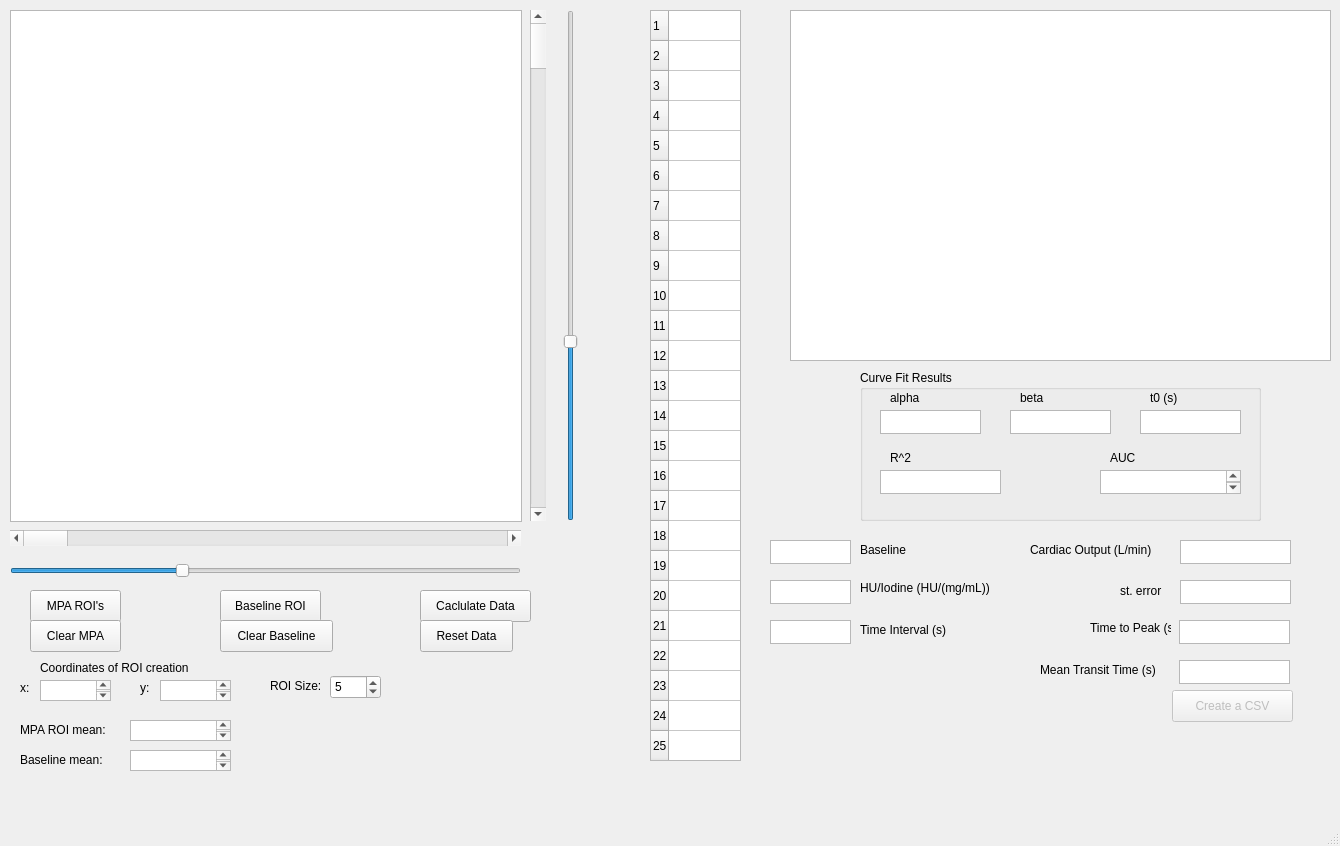
Before: the Qt Designer form CTCOGUI.ui in ogdenk/CTCO, drawn with Qt 5.
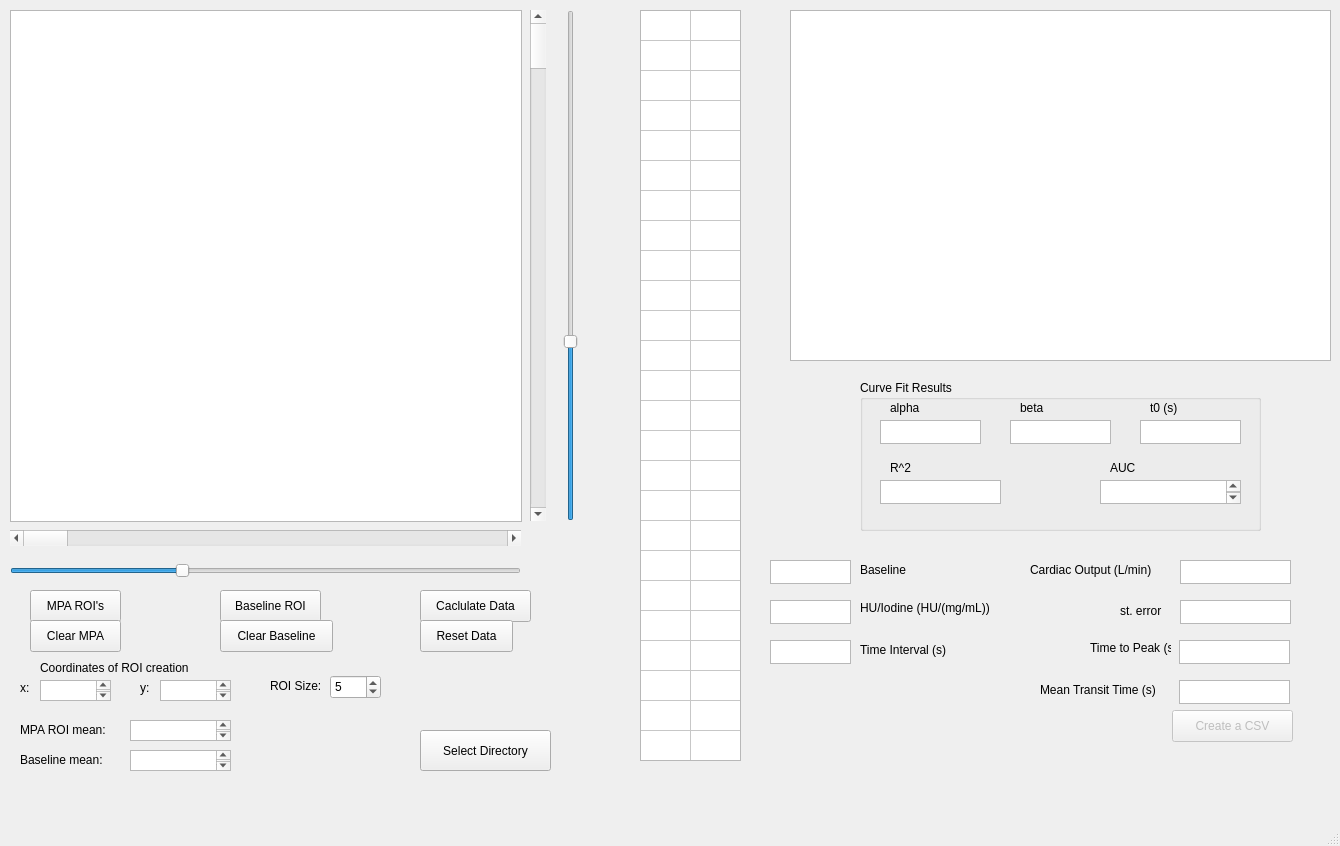
After: the same form once the commit is applied. Custom widgets are drawn as their Qt base class.

Commit message: ROI pens changed to dotted lines, added column to data table to show times.

```diff
--- a/CTCOGUI.ui
+++ b/CTCOGUI.ui
@@ -250,7 +250,7 @@
     <property name="geometry">
      <rect>
       <x>1090</x>
-      <y>620</y>
+      <y>640</y>
       <width>81</width>
       <height>16</height>
      </rect>
@@ -263,7 +263,7 @@
     <property name="geometry">
      <rect>
       <x>1179</x>
-      <y>620</y>
+      <y>640</y>
       <width>111</width>
       <height>24</height>
      </rect>
@@ -282,7 +282,7 @@
     <property name="geometry">
      <rect>
       <x>1179</x>
-      <y>660</y>
+      <y>680</y>
       <width>111</width>
       <height>24</height>
      </rect>
@@ -301,7 +301,7 @@
     <property name="geometry">
      <rect>
       <x>1120</x>
-      <y>580</y>
+      <y>600</y>
       <width>51</width>
       <height>21</height>
      </rect>
@@ -314,7 +314,7 @@
     <property name="geometry">
      <rect>
       <x>1180</x>
-      <y>580</y>
+      <y>600</y>
       <width>111</width>
       <height>24</height>
      </rect>
@@ -333,7 +333,7 @@
     <property name="geometry">
      <rect>
       <x>1040</x>
-      <y>660</y>
+      <y>680</y>
       <width>131</width>
       <height>20</height>
      </rect>
@@ -346,7 +346,7 @@
     <property name="geometry">
      <rect>
       <x>1180</x>
-      <y>540</y>
+      <y>560</y>
       <width>111</width>
       <height>24</height>
      </rect>
@@ -368,7 +368,7 @@
     <property name="geometry">
      <rect>
       <x>1030</x>
-      <y>540</y>
+      <y>560</y>
       <width>141</width>
       <height>20</height>
      </rect>
@@ -381,7 +381,7 @@
     <property name="geometry">
      <rect>
       <x>860</x>
-      <y>370</y>
+      <y>380</y>
       <width>401</width>
       <height>151</height>
      </rect>
@@ -572,9 +572,9 @@
    <widget class="QTableWidget" name="HUvalues">
     <property name="geometry">
      <rect>
-      <x>650</x>
+      <x>640</x>
       <y>10</y>
-      <width>91</width>
+      <width>101</width>
       <height>751</height>
      </rect>
     </property>
@@ -609,7 +609,7 @@
      <number>25</number>
     </property>
     <property name="columnCount">
-     <number>1</number>
+     <number>2</number>
     </property>
     <attribute name="horizontalHeaderVisible">
      <bool>false</bool>
@@ -617,8 +617,11 @@
     <attribute name="horizontalHeaderCascadingSectionResizes">
      <bool>false</bool>
     </attribute>
+    <attribute name="horizontalHeaderDefaultSectionSize">
+     <number>50</number>
+    </attribute>
     <attribute name="verticalHeaderVisible">
-     <bool>true</bool>
+     <bool>false</bool>
     </attribute>
     <attribute name="verticalHeaderCascadingSectionResizes">
      <bool>false</bool>
@@ -652,6 +655,7 @@
     <row/>
     <row/>
     <column/>
+    <column/>
    </widget>
    <widget class="QPushButton" name="resetPlot">
     <property name="geometry">
@@ -670,7 +674,7 @@
     <property name="geometry">
      <rect>
       <x>770</x>
-      <y>580</y>
+      <y>600</y>
       <width>81</width>
       <height>24</height>
      </rect>
@@ -686,7 +690,7 @@
     <property name="geometry">
      <rect>
       <x>860</x>
-      <y>580</y>
+      <y>600</y>
       <width>151</width>
       <height>16</height>
      </rect>
@@ -699,7 +703,7 @@
     <property name="geometry">
      <rect>
       <x>860</x>
-      <y>540</y>
+      <y>560</y>
       <width>51</width>
       <height>20</height>
      </rect>
@@ -712,7 +716,7 @@
     <property name="geometry">
      <rect>
       <x>770</x>
-      <y>620</y>
+      <y>640</y>
       <width>81</width>
       <height>24</height>
      </rect>
@@ -731,7 +735,7 @@
     <property name="geometry">
      <rect>
       <x>770</x>
-      <y>540</y>
+      <y>560</y>
       <width>81</width>
       <height>24</height>
      </rect>
@@ -750,7 +754,7 @@
     <property name="geometry">
      <rect>
       <x>860</x>
-      <y>620</y>
+      <y>640</y>
       <width>101</width>
       <height>20</height>
      </rect>
@@ -766,7 +770,7 @@
     <property name="geometry">
      <rect>
       <x>1172</x>
-      <y>690</y>
+      <y>710</y>
       <width>121</width>
       <height>32</height>
      </rect>
@@ -834,6 +838,19 @@
      <string>Baseline mean:</string>
     </property>
    </widget>
+   <widget class="QPushButton" name="DirSelect">
+    <property name="geometry">
+     <rect>
+      <x>420</x>
+      <y>730</y>
+      <width>131</width>
+      <height>41</height>
+     </rect>
+    </property>
+    <property name="text">
+     <string>Select Directory</string>
+    </property>
+   </widget>
   </widget>
   <widget class="QMenuBar" name="menubar">
    <property name="geometry">
```
The commit also changes 2 other files.
